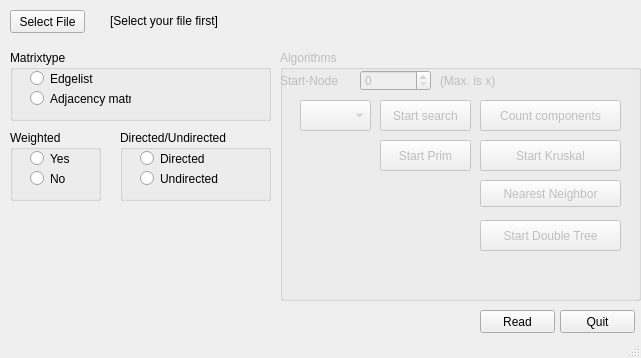
FNicolai/MMI, file mainwindow.ui: the form before one commit.
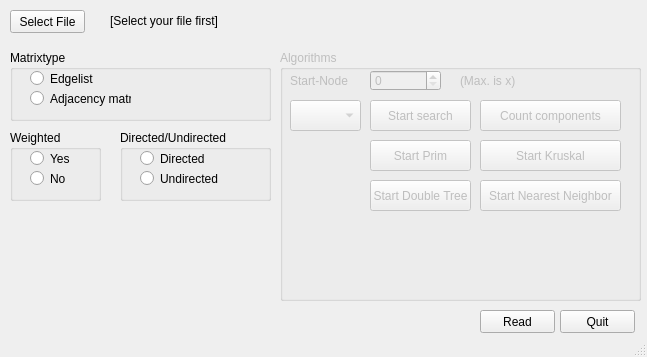
The form after the commit.

Commit message:
GUI + Branch_and_Bound
- Updated GUI
- Added cpp and h for branch and bound

```diff
--- a/mainwindow.ui
+++ b/mainwindow.ui
@@ -6,8 +6,8 @@
    <rect>
     <x>0</x>
     <y>0</y>
-    <width>641</width>
-    <height>358</height>
+    <width>647</width>
+    <height>357</height>
    </rect>
   </property>
   <property name="windowTitle">
@@ -219,9 +219,9 @@
     <widget class="QPushButton" name="pushButton_start_search">
      <property name="geometry">
       <rect>
-       <x>100</x>
+       <x>90</x>
        <y>50</y>
-       <width>91</width>
+       <width>101</width>
        <height>31</height>
       </rect>
      </property>
@@ -232,7 +232,7 @@
     <widget class="QSpinBox" name="spinBox_start_node">
      <property name="geometry">
       <rect>
-       <x>80</x>
+       <x>90</x>
        <y>20</y>
        <width>71</width>
        <height>21</height>
@@ -248,7 +248,7 @@
     <widget class="QLabel" name="label_start_node">
      <property name="geometry">
       <rect>
-       <x>0</x>
+       <x>10</x>
        <y>20</y>
        <width>81</width>
        <height>21</height>
@@ -261,7 +261,7 @@
     <widget class="QLabel" name="label_max_node">
      <property name="geometry">
       <rect>
-       <x>160</x>
+       <x>180</x>
        <y>20</y>
        <width>111</width>
        <height>21</height>
@@ -287,7 +287,7 @@
     <widget class="QComboBox" name="comboBox_search_type">
      <property name="geometry">
       <rect>
-       <x>20</x>
+       <x>10</x>
        <y>50</y>
        <width>71</width>
        <height>31</height>
@@ -310,9 +310,9 @@
     <widget class="QPushButton" name="pushButton_start_prim">
      <property name="geometry">
       <rect>
-       <x>100</x>
+       <x>90</x>
        <y>90</y>
-       <width>91</width>
+       <width>101</width>
        <height>31</height>
       </rect>
      </property>
@@ -326,19 +326,19 @@
        <x>200</x>
        <y>130</y>
        <width>141</width>
-       <height>27</height>
+       <height>31</height>
       </rect>
      </property>
      <property name="text">
-      <string>Nearest Neighbor</string>
+      <string>Start Nearest Neighbor</string>
      </property>
     </widget>
     <widget class="QPushButton" name="pushButton_start_double_tree">
      <property name="geometry">
       <rect>
-       <x>200</x>
-       <y>170</y>
-       <width>141</width>
+       <x>90</x>
+       <y>130</y>
+       <width>101</width>
        <height>31</height>
       </rect>
      </property>
```
The commit also changes 3 other files.
